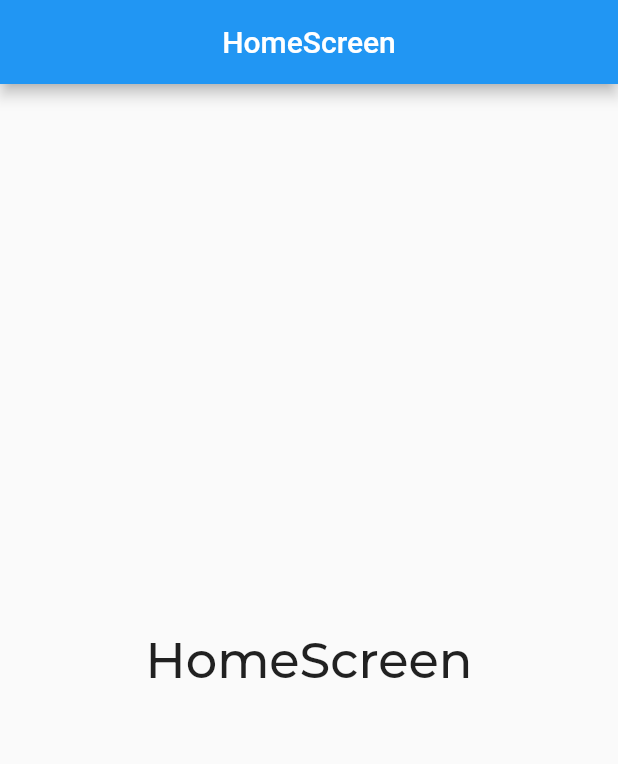
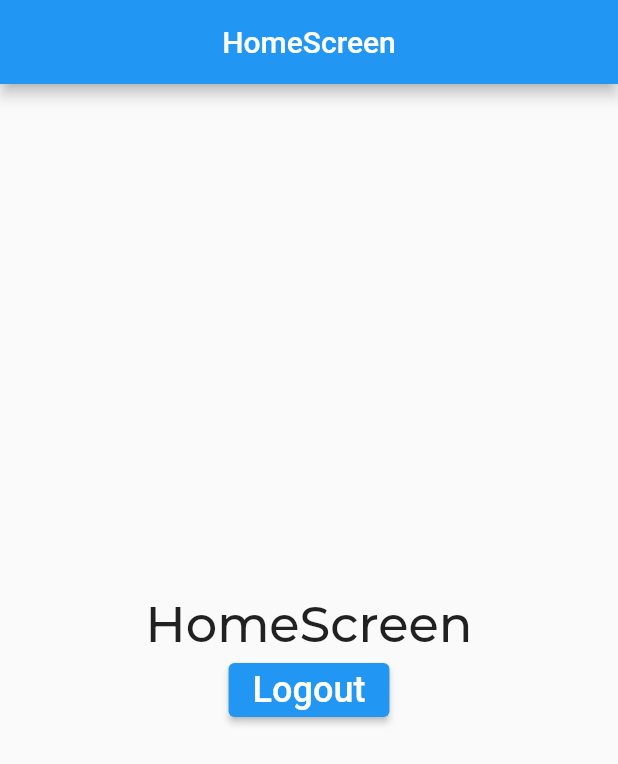
Before and after one commit to ArpitSahu01/authentication_practice, a Flutter app: the screen it shows once a user with an empty profile is signed in, on a phone screen of 412 x 824 dp. Shown: the top 764 px of the screen. Run offline on Flutter 3.47's test engine with Material 2 defaults, Android fonts, the phone set to English and light mode, and no system bars; our stand-ins replace firebase_auth, firebase_core, get, google_fonts; accounts and stored records are empty.

```diff
--- a/lib/screens/home_screen.dart
+++ b/lib/screens/home_screen.dart
@@ -1,3 +1,4 @@
+import 'package:authentication_pracitce/controllers/auth_controller.dart';
 import 'package:authentication_pracitce/utils/app_utils.dart';
 import 'package:authentication_pracitce/utils/extensions.dart';
 import 'package:flutter/material.dart';
@@ -11,9 +12,19 @@ class HomeScreen extends StatelessWidget {
       appBar: AppBar(title: const Text("HomeScreen"),centerTitle: true,),
       body: SafeArea(
         child: Center(
-          child: Text("HomeScreen",style: kMontserratRegular.copyWith(
-            fontSize: 24.0.sp,
-          ),),
+          child: Column(
+            mainAxisAlignment: MainAxisAlignment.center,
+            children: [
+              Center(
+              child: Text("HomeScreen",style: kMontserratRegular.copyWith(
+                fontSize: 24.0.sp,
+              ),),
+              ),
+              ElevatedButton(onPressed:  (){
+                AuthController.instance.logOut();
+              }, child: const Text("Logout",style: TextStyle(fontSize: 24),)),
+            ],
+          ),
         ),
       ),
     );
--- a/lib/screens/login_page.dart
+++ b/lib/screens/login_page.dart
@@ -1,3 +1,4 @@
+import 'package:authentication_pracitce/controllers/auth_controller.dart';
 import 'package:authentication_pracitce/screens/password_recovery_page.dart';
 import 'package:authentication_pracitce/screens/signup.dart';
 import 'package:authentication_pracitce/utils/app_utils.dart';
@@ -119,8 +120,7 @@ class _LoginPageScreenState extends State<LoginPageScreen> {
                     if(_formKey.currentState!.validate()){
                       String email = _emailController.text.trim();
                       String password = _passwordController.text.trim();
-                      print(email);
-                      print(password);
+                      AuthController.instance.login(email, password);
                     }
                   },
                     style: ButtonStyle(
```
Also changed, not shown: lib/controllers/auth_controller.dart (+25 -0 lines).
